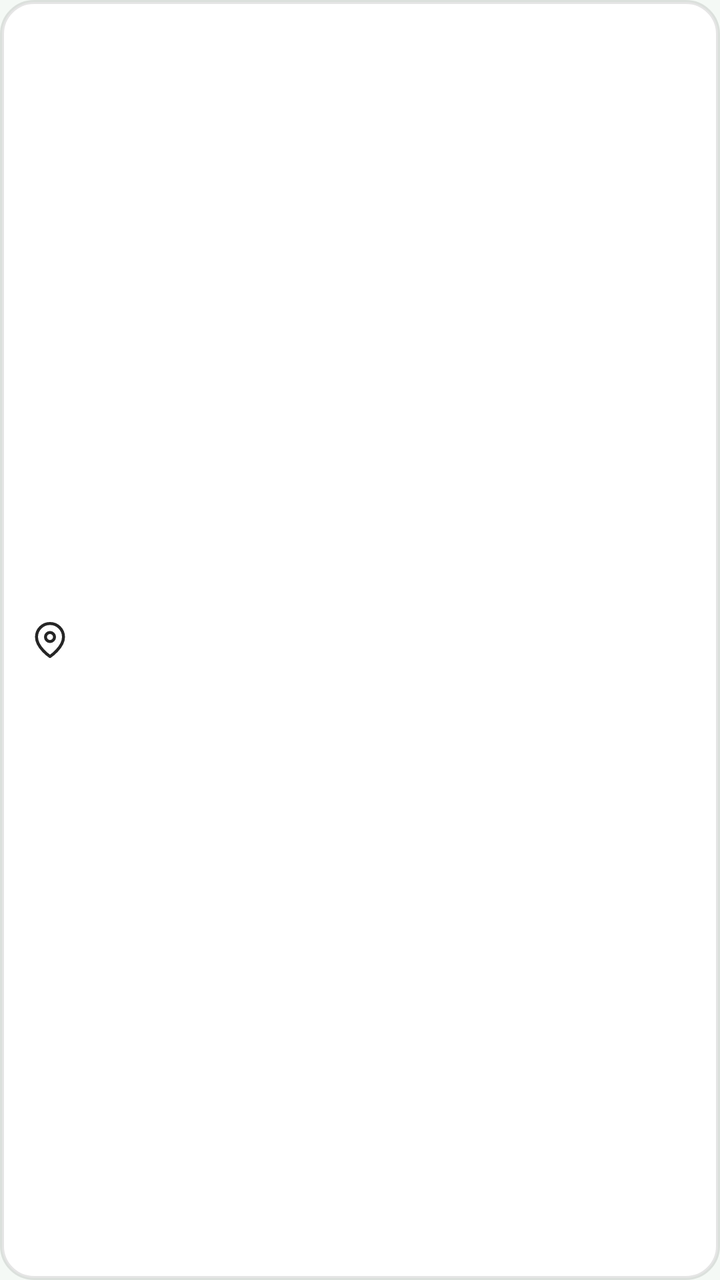
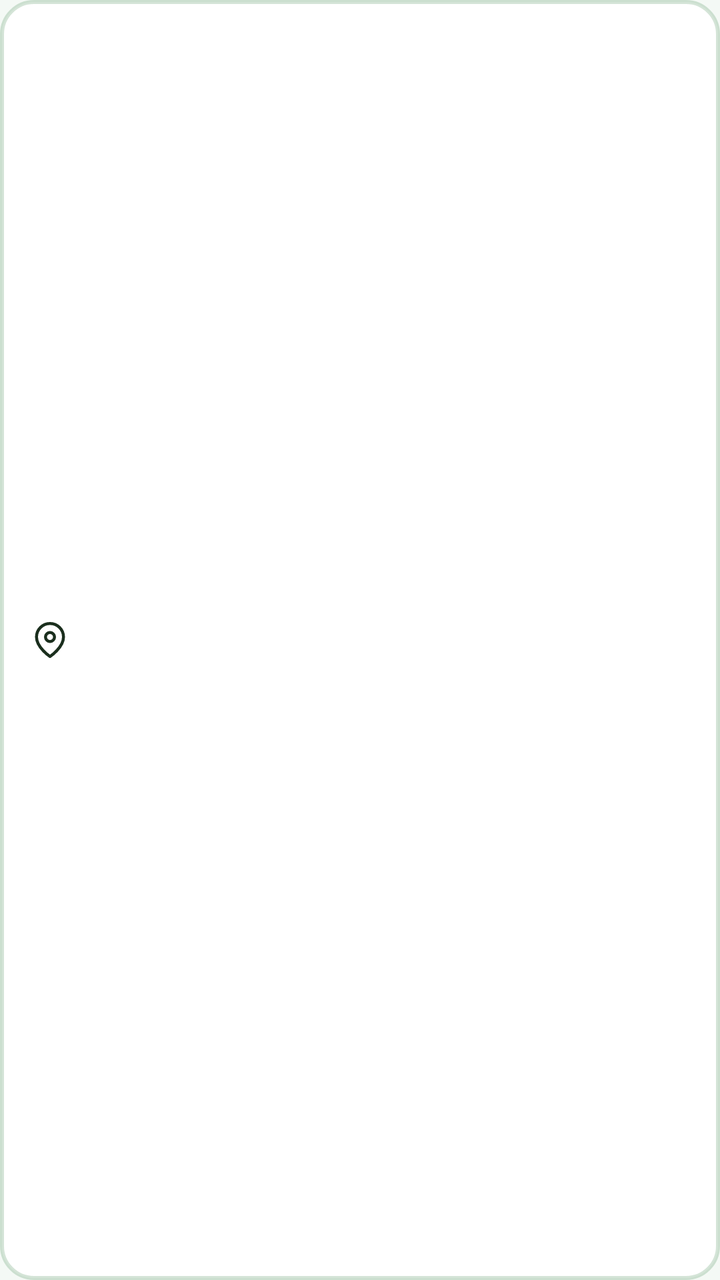

Compare the two renders of this Android layout. The source of the first and the diff that turns it into the second are given below.
<!-- AndroidManifest.xml: application theme Theme.ParkGolf -->
<!-- res/layout/item_venue_suggestion.xml -->
<?xml version="1.0" encoding="utf-8"?>
<LinearLayout xmlns:android="http://schemas.android.com/apk/res/android"
    android:layout_width="match_parent" android:layout_height="wrap_content"
    android:orientation="horizontal" android:gravity="center_vertical"
    android:background="@drawable/bg_card" android:padding="16dp"
    android:layout_marginBottom="8dp" android:minHeight="@dimen/touch_min"
    android:clickable="true" android:focusable="true">
    <ImageView android:layout_width="18dp" android:layout_height="18dp"
        android:src="@drawable/ic_map_pin" android:importantForAccessibility="no" />
    <TextView android:id="@+id/tvVenueName"
        android:layout_width="0dp" android:layout_height="wrap_content" android:layout_weight="1"
        android:layout_marginStart="12dp" android:textColor="@color/foreground"
        android:textStyle="bold" android:textSize="@dimen/body_text" />
</LinearLayout>
<!-- resources referenced by this layout -->
<resources>
  <color name="foreground">#252525</color>
  <dimen name="body_text">18sp</dimen>
  <dimen name="touch_min">56dp</dimen>
  <!-- drawable bg_card (drawable) -->
  <?xml version="1.0" encoding="utf-8"?>
  <shape xmlns:android="http://schemas.android.com/apk/res/android" android:shape="rectangle">
      <solid android:color="@color/background" />
      <corners android:radius="@dimen/radius_card" />
      <stroke android:width="@dimen/border_width" android:color="@color/border" />
  </shape>
  <!-- drawable ic_map_pin (drawable) -->
  <vector xmlns:android="http://schemas.android.com/apk/res/android" android:width="24dp" android:height="24dp" android:viewportWidth="24" android:viewportHeight="24">
      <path android:strokeColor="@color/foreground" android:strokeWidth="2" android:strokeLineCap="round" android:strokeLineJoin="round" android:pathData="M21,10 C21,17 12,23 12,23 C12,23 3,17 3,10 A9,9 0 0 1 21,10 Z" />
      <path android:strokeColor="@color/foreground" android:strokeWidth="2" android:pathData="M15,10 A3,3 0 1 1 9,10 A3,3 0 0 1 15,10 Z" />
  </vector>
  <style name="Theme.ParkGolf" parent="Theme.ParkGolf.Green" />
  <color name="background">#FFFFFF</color>
  <dimen name="radius_card">16dp</dimen>
  <dimen name="border_width">2dp</dimen>
  <color name="border">#1A000000</color>
  <style name="Theme.ParkGolf.Green" parent="Theme.ParkGolf.Base">
          <item name="colorPrimary">#2A7A3B</item>
          <item name="android:windowBackground">#F4F9F5</item>
          <item name="parkBackground">#F4F9F5</item>
          <item name="parkForeground">#1A2E1D</item>
          <item name="parkPrimary">#2A7A3B</item>
          <item name="parkPrimary10">#1A2A7A3B</item>
          <item name="parkSecondary">#E6F2E8</item>
          <item name="parkMuted">#EAF3EC</item>
          <item name="parkMutedForeground">#4E7255</item>
          <item name="parkAccent">#D2EBDA</item>
          <item name="parkAccentForeground">#1A3D21</item>
          <item name="parkBorder">#332A7A3B</item>
          <item name="parkInputBg">#EAF3EC</item>
      </style>
  <style name="Theme.ParkGolf.Base" parent="Theme.Material3.DayNight.NoActionBar">
          <item name="colorOnPrimary">@color/on_primary</item>
          <item name="android:textColorPrimary">?attr/parkForeground</item>
      </style>
  <color name="on_primary">#FFFFFF</color>
</resources>

<!-- the commit's change to res/layout/item_venue_suggestion.xml (unified diff, before → after) -->
@@ -9,6 +9,6 @@
         android:src="@drawable/ic_map_pin" android:importantForAccessibility="no" />
     <TextView android:id="@+id/tvVenueName"
         android:layout_width="0dp" android:layout_height="wrap_content" android:layout_weight="1"
-        android:layout_marginStart="12dp" android:textColor="@color/foreground"
+        android:layout_marginStart="12dp" android:textColor="?attr/parkForeground"
         android:textStyle="bold" android:textSize="@dimen/body_text" />
 </LinearLayout>
<!-- resource entries referenced after the edit -->
@@ -1,25 +1,23 @@
 <!-- resources referenced by this layout -->
 <resources>
-  <color name="foreground">#252525</color>
   <dimen name="body_text">18sp</dimen>
   <dimen name="touch_min">56dp</dimen>
   <!-- drawable bg_card (drawable) -->
   <?xml version="1.0" encoding="utf-8"?>
   <shape xmlns:android="http://schemas.android.com/apk/res/android" android:shape="rectangle">
-      <solid android:color="@color/background" />
+      <solid android:color="@color/card" />
       <corners android:radius="@dimen/radius_card" />
-      <stroke android:width="@dimen/border_width" android:color="@color/border" />
+      <stroke android:width="@dimen/border_width" android:color="?attr/parkBorder" />
   </shape>
   <!-- drawable ic_map_pin (drawable) -->
   <vector xmlns:android="http://schemas.android.com/apk/res/android" android:width="24dp" android:height="24dp" android:viewportWidth="24" android:viewportHeight="24">
-      <path android:strokeColor="@color/foreground" android:strokeWidth="2" android:strokeLineCap="round" android:strokeLineJoin="round" android:pathData="M21,10 C21,17 12,23 12,23 C12,23 3,17 3,10 A9,9 0 0 1 21,10 Z" />
-      <path android:strokeColor="@color/foreground" android:strokeWidth="2" android:pathData="M15,10 A3,3 0 1 1 9,10 A3,3 0 0 1 15,10 Z" />
+      <path android:strokeColor="?attr/parkForeground" android:strokeWidth="2" android:strokeLineCap="round" android:strokeLineJoin="round" android:pathData="M21,10 C21,17 12,23 12,23 C12,23 3,17 3,10 A9,9 0 0 1 21,10 Z" />
+      <path android:strokeColor="?attr/parkForeground" android:strokeWidth="2" android:pathData="M15,10 A3,3 0 1 1 9,10 A3,3 0 0 1 15,10 Z" />
   </vector>
   <style name="Theme.ParkGolf" parent="Theme.ParkGolf.Green" />
-  <color name="background">#FFFFFF</color>
+  <color name="card">#FFFFFF</color>
   <dimen name="radius_card">16dp</dimen>
   <dimen name="border_width">2dp</dimen>
-  <color name="border">#1A000000</color>
   <style name="Theme.ParkGolf.Green" parent="Theme.ParkGolf.Base">
           <item name="colorPrimary">#2A7A3B</item>
           <item name="android:windowBackground">#F4F9F5</item>
